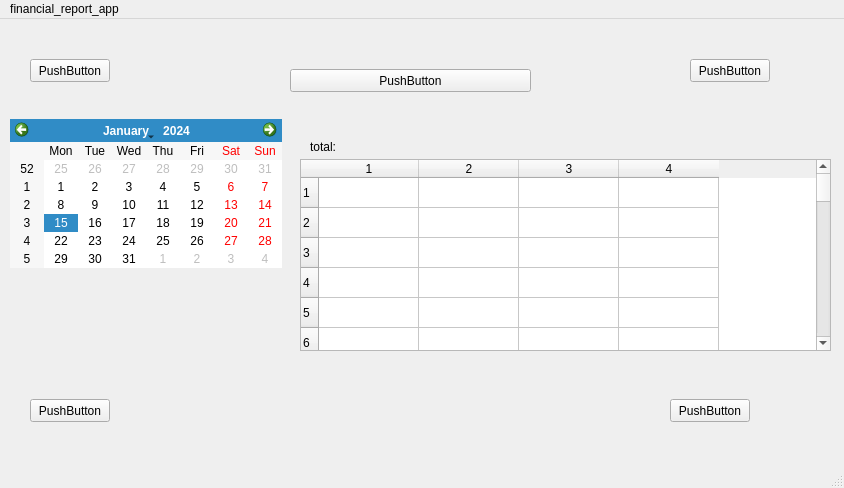
The window that mainwindow.ui (kolodziejpawel98/financial_report_app) describes before a commit, drawn with Qt 5.
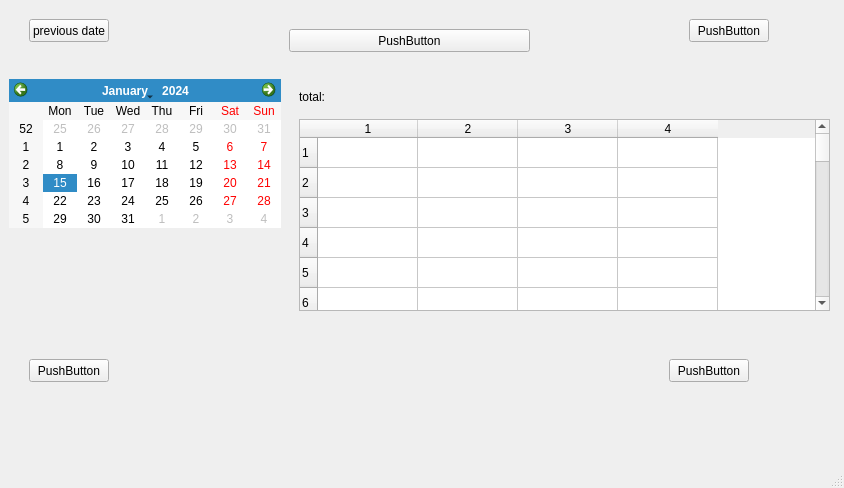
The same window after the commit.

Commit message: basic chart, screens/views switching button

The edit to the form file:
```diff
--- a/mainwindow.ui
+++ b/mainwindow.ui
@@ -14,63 +14,34 @@
    <string>MainWindow</string>
   </property>
   <widget class="QWidget" name="centralwidget">
-   <widget class="QPushButton" name="modeChangeButton">
+   <widget class="QStackedWidget" name="stackedWidget">
     <property name="geometry">
      <rect>
-      <x>290</x>
-      <y>50</y>
-      <width>241</width>
-      <height>23</height>
+      <x>9</x>
+      <y>19</y>
+      <width>821</width>
+      <height>441</height>
      </rect>
     </property>
-    <property name="text">
-     <string>PushButton</string>
-    </property>
-   </widget>
-   <widget class="QPushButton" name="nextDateButton">
-    <property name="geometry">
-     <rect>
-      <x>690</x>
-      <y>40</y>
-      <width>80</width>
-      <height>23</height>
-     </rect>
-    </property>
-    <property name="text">
-     <string>PushButton</string>
-    </property>
-   </widget>
+    <widget class="QWidget" name="page">
    <widget class="QPushButton" name="previousDateButton">
     <property name="geometry">
      <rect>
-      <x>30</x>
-      <y>40</y>
+        <x>20</x>
+        <y>0</y>
       <width>80</width>
       <height>23</height>
      </rect>
     </property>
     <property name="text">
-     <string>PushButton</string>
-    </property>
-   </widget>
-   <widget class="QPushButton" name="backToXmlLoadButton">
-    <property name="geometry">
-     <rect>
-      <x>30</x>
-      <y>380</y>
-      <width>80</width>
-      <height>23</height>
-     </rect>
-    </property>
-    <property name="text">
-     <string>PushButton</string>
+       <string>previous date</string>
     </property>
    </widget>
    <widget class="QPushButton" name="exportPdfButton">
     <property name="geometry">
      <rect>
-      <x>670</x>
-      <y>380</y>
+        <x>660</x>
+        <y>340</y>
       <width>80</width>
       <height>23</height>
      </rect>
@@ -79,24 +50,34 @@
      <string>PushButton</string>
     </property>
    </widget>
-   <widget class="QLabel" name="totalLabel">
+     <widget class="QCalendarWidget" name="calendarWidget">
     <property name="geometry">
      <rect>
-      <x>310</x>
-      <y>120</y>
-      <width>141</width>
-      <height>16</height>
-     </rect>
-    </property>
+        <x>0</x>
+        <y>60</y>
+        <width>272</width>
+        <height>149</height>
+       </rect>
+      </property>
+     </widget>
+     <widget class="QPushButton" name="backToXmlLoadButton">
+      <property name="geometry">
+       <rect>
+        <x>20</x>
+        <y>340</y>
+        <width>80</width>
+        <height>23</height>
+       </rect>
+      </property>
     <property name="text">
-     <string>total:</string>
+       <string>PushButton</string>
     </property>
    </widget>
    <widget class="QTableWidget" name="expensesTable">
     <property name="geometry">
      <rect>
-      <x>300</x>
-      <y>140</y>
+        <x>290</x>
+        <y>100</y>
       <width>531</width>
       <height>192</height>
      </rect>
@@ -142,32 +123,72 @@
     <column/>
     <column/>
    </widget>
-   <widget class="QCalendarWidget" name="calendarWidget">
+     <widget class="QPushButton" name="nextDateButton">
     <property name="geometry">
      <rect>
-      <x>10</x>
-      <y>100</y>
-      <width>272</width>
-      <height>149</height>
-     </rect>
-    </property>
-   </widget>
-  </widget>
-  <widget class="QMenuBar" name="menubar">
-   <property name="geometry">
-    <rect>
-     <x>0</x>
+        <x>680</x>
      <y>0</y>
-     <width>844</width>
-     <height>20</height>
-    </rect>
-   </property>
-   <widget class="QMenu" name="menufinancial_report_app">
-    <property name="title">
-     <string>financial_report_app</string>
-    </property>
-   </widget>
-   <addaction name="menufinancial_report_app"/>
+        <width>80</width>
+        <height>23</height>
+       </rect>
+      </property>
+      <property name="text">
+       <string>PushButton</string>
+      </property>
+     </widget>
+     <widget class="QPushButton" name="modeChangeButton">
+      <property name="geometry">
+       <rect>
+        <x>280</x>
+        <y>10</y>
+        <width>241</width>
+        <height>23</height>
+       </rect>
+      </property>
+      <property name="text">
+       <string>PushButton</string>
+      </property>
+     </widget>
+     <widget class="QLabel" name="totalLabel">
+      <property name="geometry">
+       <rect>
+        <x>290</x>
+        <y>70</y>
+        <width>141</width>
+        <height>16</height>
+       </rect>
+      </property>
+      <property name="text">
+       <string>total:</string>
+      </property>
+     </widget>
+    </widget>
+    <widget class="QWidget" name="page_2">
+     <widget class="QPushButton" name="modeChangeButton_2">
+      <property name="geometry">
+       <rect>
+        <x>230</x>
+        <y>30</y>
+        <width>241</width>
+        <height>23</height>
+       </rect>
+      </property>
+      <property name="text">
+       <string>PushButton</string>
+      </property>
+     </widget>
+     <widget class="QWidget" name="chartWidget" native="true">
+      <property name="geometry">
+       <rect>
+        <x>180</x>
+        <y>140</y>
+        <width>321</width>
+        <height>171</height>
+       </rect>
+      </property>
+     </widget>
+    </widget>
+   </widget>
   </widget>
   <widget class="QStatusBar" name="statusbar"/>
  </widget>
```
Lines whose indentation alone changed are shown as unchanged. The commit also changes 2 other files.
